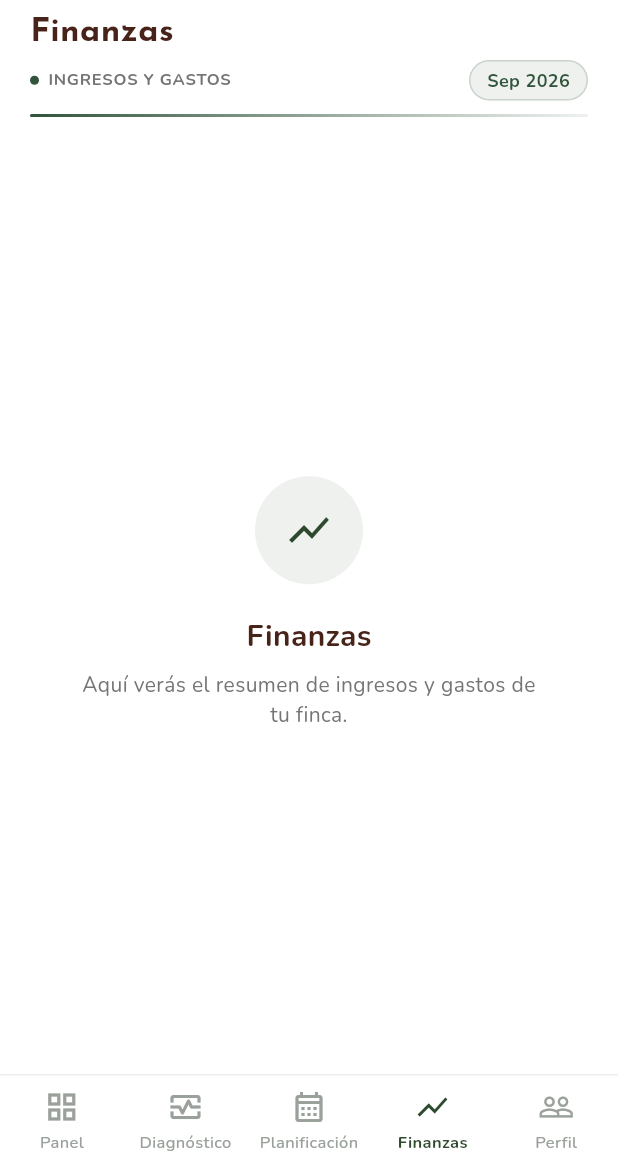
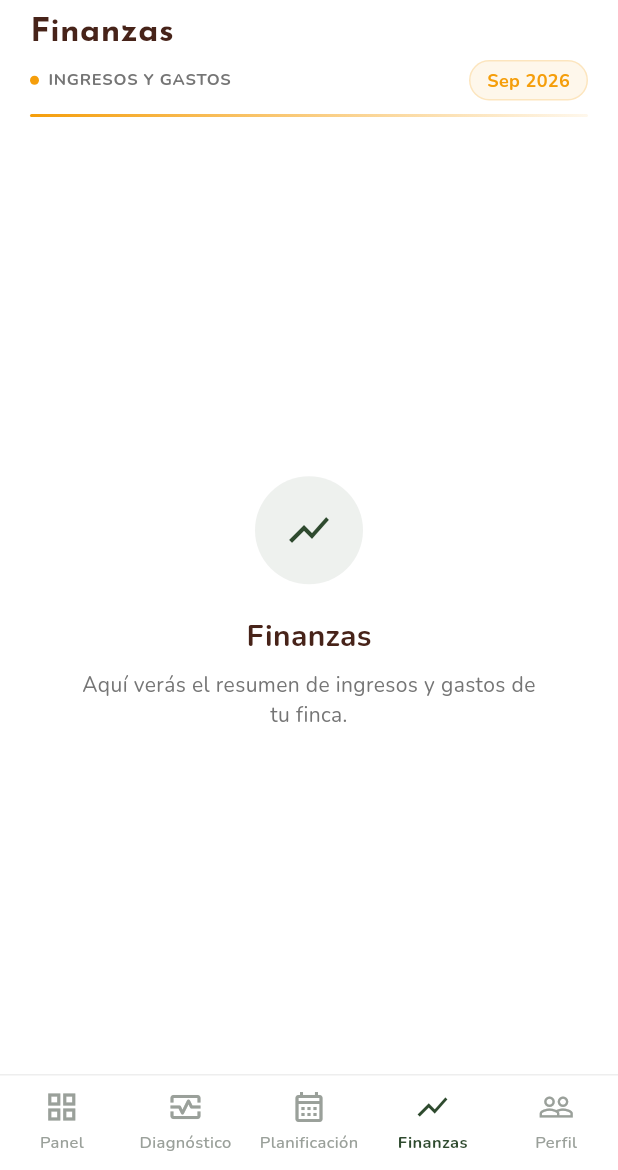
Before and after one commit to ferjovel06/Agrifos-Pre-Hackathon, a Flutter app: the MainShell screen opened directly, item 4 of the bottom bar chosen, on a phone screen of 412 x 824 dp, the part 66-1236 px from its top. Run offline on Flutter 3.47's test engine with Material 3 defaults, Android fonts, the phone set to English and light mode, and no system bars; our stand-ins replace flutter_dotenv, flutter_map, flutter_svg, geocoding, geolocator, google_fonts and 2 more; missing offline and left inert: flutter_serial_communication; accounts and stored records are empty; network calls fail.

Commit message:
fix(header): update header accent colors

```diff
--- a/app_flutter/lib/presentation/navigation/main_shell.dart
+++ b/app_flutter/lib/presentation/navigation/main_shell.dart
@@ -95,6 +95,10 @@ class _MainShellState extends State<MainShell> {
                 subtitle: _headerSubtitles[_currentIndex],
                 accentColor: _currentIndex == 1
                     ? const Color(0xFF4D8DFF)
+                    : _currentIndex == 2
+                    ? const Color(0xFF8B5CF6)
+                    : _currentIndex == 3
+                    ? const Color(0xFFF59E0B)
                     : _currentIndex == 4
                     ? const Color(0xFF5A2D22)
                     : const Color(0xFF31543B),
```
Also changed, not shown: app_flutter/lib/presentation/planification/planification_screen.dart (+4 -6 lines).
